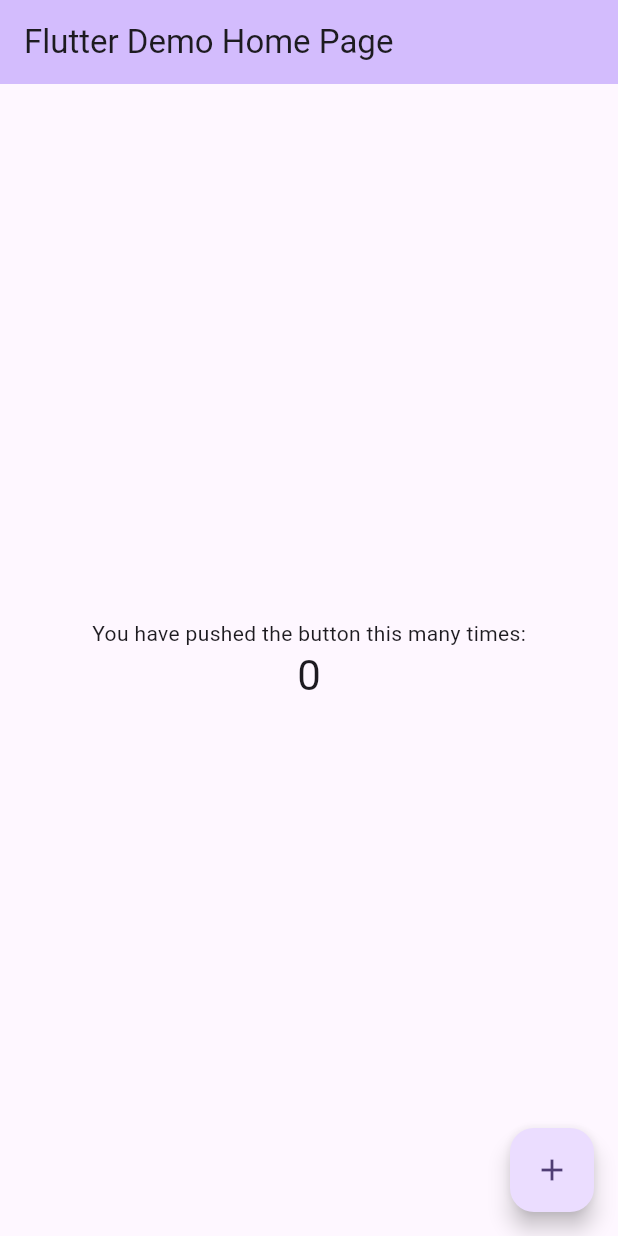
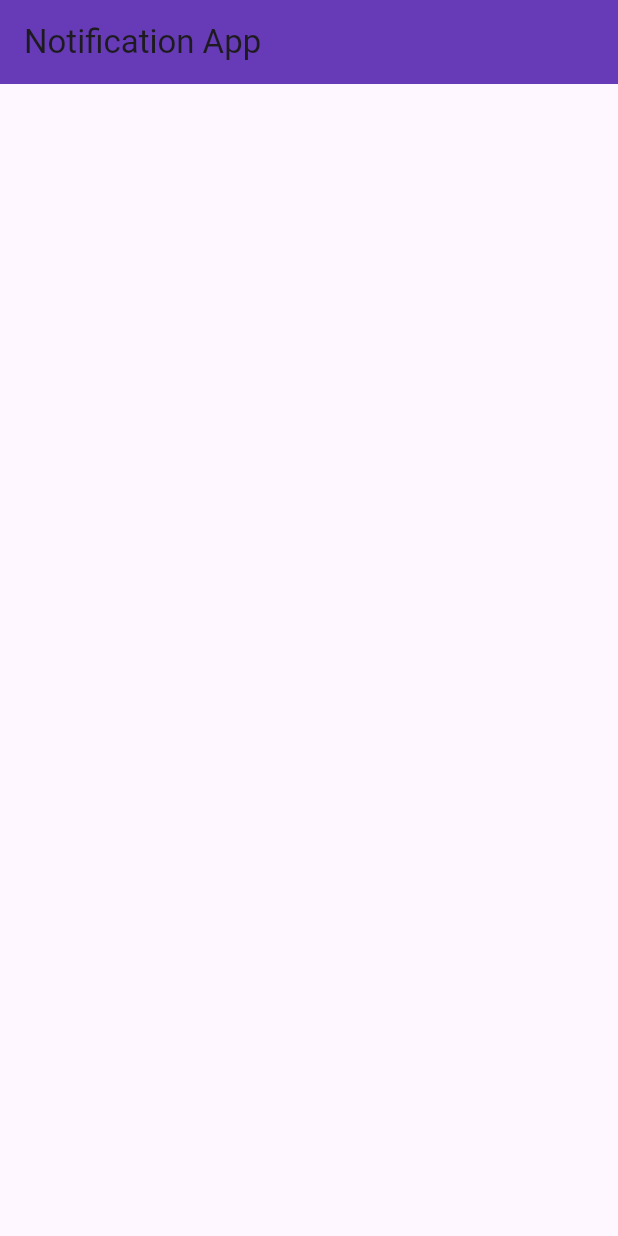
Before and after one commit to Mohamed-Essam-Mohamed/local-and-push-notifications, a Flutter app: the screen it shows after launch, on a phone screen of 412 x 824 dp. Run offline on Flutter 3.47's test engine with Material 3 defaults, Android fonts, the phone set to English and light mode, and no system bars.

Commit message:
added package local notification

```diff
--- a/lib/main.dart
+++ b/lib/main.dart
@@ -13,113 +13,27 @@ class MyApp extends StatelessWidget {
     return MaterialApp(
       title: 'Flutter Demo',
       theme: ThemeData(
-        // This is the theme of your application.
-        //
-        // TRY THIS: Try running your application with "flutter run". You'll see
-        // the application has a purple toolbar. Then, without quitting the app,
-        // try changing the seedColor in the colorScheme below to Colors.green
-        // and then invoke "hot reload" (save your changes or press the "hot
-        // reload" button in a Flutter-supported IDE, or press "r" if you used
-        // the command line to start the app).
-        //
-        // Notice that the counter didn't reset back to zero; the application
-        // state is not lost during the reload. To reset the state, use hot
-        // restart instead.
-        //
-        // This works for code too, not just values: Most code changes can be
-        // tested with just a hot reload.
         colorScheme: ColorScheme.fromSeed(seedColor: Colors.deepPurple),
         useMaterial3: true,
       ),
-      home: const MyHomePage(title: 'Flutter Demo Home Page'),
+      home: const HomeScreen(),
     );
   }
 }
 
-class MyHomePage extends StatefulWidget {
-  const MyHomePage({super.key, required this.title});
-
-  // This widget is the home page of your application. It is stateful, meaning
-  // that it has a State object (defined below) that contains fields that affect
-  // how it looks.
-
-  // This class is the configuration for the state. It holds the values (in this
-  // case the title) provided by the parent (in this case the App widget) and
-  // used by the build method of the State. Fields in a Widget subclass are
-  // always marked "final".
-
-  final String title;
-
-  @override
-  State<MyHomePage> createState() => _MyHomePageState();
-}
-
-class _MyHomePageState extends State<MyHomePage> {
-  int _counter = 0;
-
-  void _incrementCounter() {
-    setState(() {
-      // This call to setState tells the Flutter framework that something has
-      // changed in this State, which causes it to rerun the build method below
-      // so that the display can reflect the updated values. If we changed
-      // _counter without calling setState(), then the build method would not be
-      // called again, and so nothing would appear to happen.
-      _counter++;
-    });
-  }
+class HomeScreen extends StatelessWidget {
+  const HomeScreen({super.key});
 
   @override
   Widget build(BuildContext context) {
-    // This method is rerun every time setState is called, for instance as done
-    // by the _incrementCounter method above.
-    //
-    // The Flutter framework has been optimized to make rerunning build methods
-    // fast, so that you can just rebuild anything that needs updating rather
-    // than having to individually change instances of widgets.
     return Scaffold(
       appBar: AppBar(
-        // TRY THIS: Try changing the color here to a specific color (to
-        // Colors.amber, perhaps?) and trigger a hot reload to see the AppBar
-        // change color while the other colors stay the same.
-        backgroundColor: Theme.of(context).colorScheme.inversePrimary,
-        // Here we take the value from the MyHomePage object that was created by
-        // the App.build method, and use it to set our appbar title.
-        title: Text(widget.title),
+        title: const Text("Notification App"),
+        backgroundColor: Colors.deepPurple,
       ),
-      body: Center(
-        // Center is a layout widget. It takes a single child and positions it
-        // in the middle of the parent.
-        child: Column(
-          // Column is also a layout widget. It takes a list of children and
-          // arranges them vertically. By default, it sizes itself to fit its
-          // children horizontally, and tries to be as tall as its parent.
-          //
-          // Column has various properties to control how it sizes itself and
-          // how it positions its children. Here we use mainAxisAlignment to
-          // center the children vertically; the main axis here is the vertical
-          // axis because Columns are vertical (the cross axis would be
-          // horizontal).
-          //
-          // TRY THIS: Invoke "debug painting" (choose the "Toggle Debug Paint"
-          // action in the IDE, or press "p" in the console), to see the
-          // wireframe for each widget.
-          mainAxisAlignment: MainAxisAlignment.center,
-          children: <Widget>[
-            const Text(
-              'You have pushed the button this many times:',
-            ),
-            Text(
-              '$_counter',
-              style: Theme.of(context).textTheme.headlineMedium,
-            ),
-          ],
-        ),
+      body: Column(
+        children: [],
       ),
-      floatingActionButton: FloatingActionButton(
-        onPressed: _incrementCounter,
-        tooltip: 'Increment',
-        child: const Icon(Icons.add),
-      ), // This trailing comma makes auto-formatting nicer for build methods.
     );
   }
 }
--- a/pubspec.yaml
+++ b/pubspec.yaml
@@ -35,6 +35,7 @@ dependencies:
   # The following adds the Cupertino Icons font to your application.
   # Use with the CupertinoIcons class for iOS style icons.
   cupertino_icons: ^1.0.8
+  flutter_local_notifications: ^17.2.2
 
 dev_dependencies:
   flutter_test:
```
Also changed, not shown: pubspec.lock, 1 other file.
